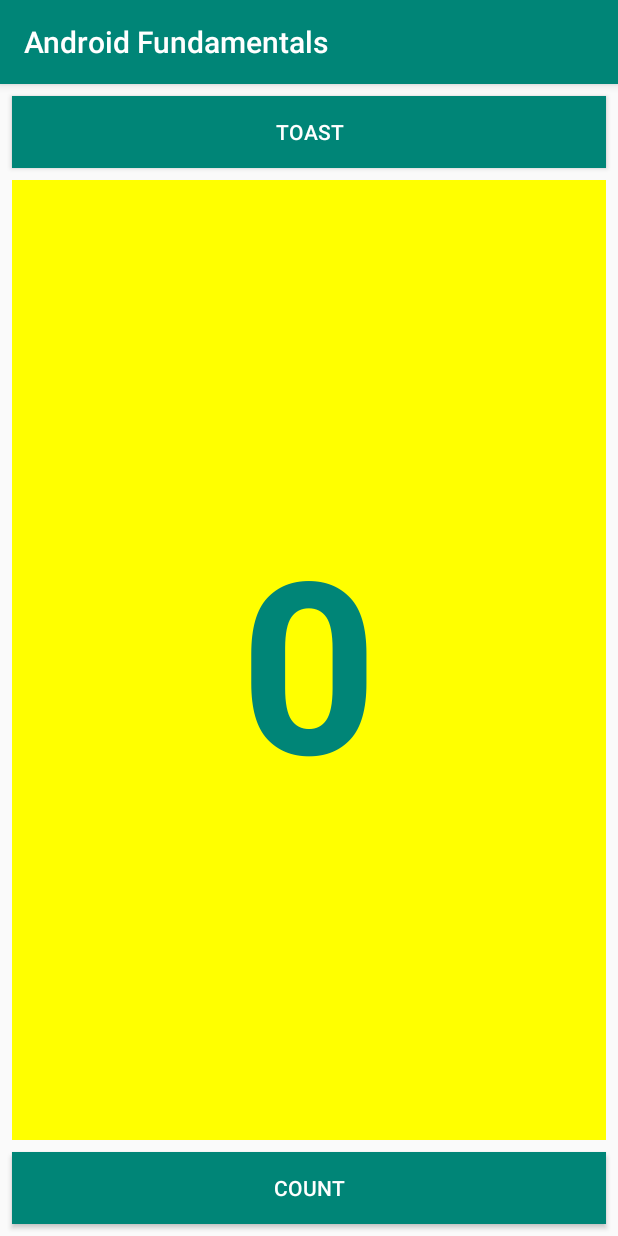
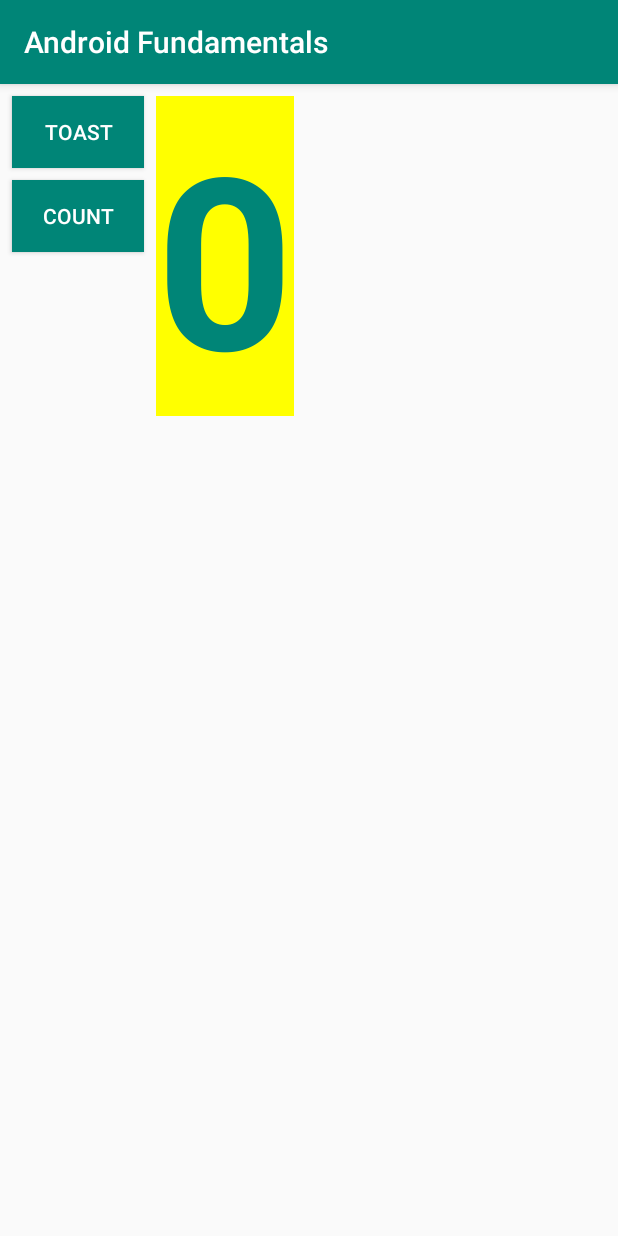
Before and after one commit to geneowak/android-developer-fundamentals, an Android app: the screen it shows after launch (MainActivity), on a phone screen of 412 x 824 dp. Run offline under Robolectric (Android 15) with nearby library versions, the phone set to English and light mode, and no system bars.

Commit message:
- First interactive UI Challenge

```diff
--- a/app/src/main/res/layout/activity_main.xml
+++ b/app/src/main/res/layout/activity_main.xml
@@ -8,12 +8,10 @@
 
     <TextView
         android:id="@+id/show_count"
-        android:layout_width="0dp"
-        android:layout_height="0dp"
+        android:layout_width="wrap_content"
+        android:layout_height="wrap_content"
         android:layout_marginStart="8dp"
         android:layout_marginTop="8dp"
-        android:layout_marginEnd="8dp"
-        android:layout_marginBottom="8dp"
         android:background="#FFFF00"
         android:gravity="center_vertical"
         android:text="@string/count_initial_value"
@@ -21,40 +19,33 @@
         android:textColor="@color/colorPrimary"
         android:textSize="160sp"
         android:textStyle="bold"
-        app:layout_constraintBottom_toTopOf="@+id/button_count"
-        app:layout_constraintEnd_toEndOf="parent"
-        app:layout_constraintHorizontal_bias="0.5"
-        app:layout_constraintStart_toStartOf="parent"
-        app:layout_constraintTop_toBottomOf="@+id/button_toast" />
+        app:layout_constraintStart_toEndOf="@+id/button_toast"
+        app:layout_constraintTop_toTopOf="parent" />
 
     <Button
         android:id="@+id/button_toast"
-        android:layout_width="0dp"
+        android:layout_width="wrap_content"
         android:layout_height="wrap_content"
         android:layout_marginStart="8dp"
         android:layout_marginTop="8dp"
-        android:layout_marginEnd="8dp"
         android:background="@color/colorPrimary"
         android:onClick="showToast"
         android:text="@string/button_label_toast"
         android:textColor="@android:color/white"
-        app:layout_constraintEnd_toEndOf="parent"
         app:layout_constraintStart_toStartOf="parent"
         app:layout_constraintTop_toTopOf="parent" />
 
     <Button
         android:id="@+id/button_count"
-        android:layout_width="0dp"
+        android:layout_width="wrap_content"
         android:layout_height="wrap_content"
         android:layout_marginStart="8dp"
-        android:layout_marginEnd="8dp"
-        android:layout_marginBottom="8dp"
+        android:layout_marginTop="8dp"
         android:background="@color/colorPrimary"
         android:onClick="countUp"
         android:text="@string/button_label_count"
         android:textColor="@android:color/white"
-        app:layout_constraintBottom_toBottomOf="parent"
-        app:layout_constraintEnd_toEndOf="parent"
-        app:layout_constraintStart_toStartOf="parent" />
+        app:layout_constraintStart_toStartOf="parent"
+        app:layout_constraintTop_toBottomOf="@+id/button_toast" />
 
 </androidx.constraintlayout.widget.ConstraintLayout>
```
